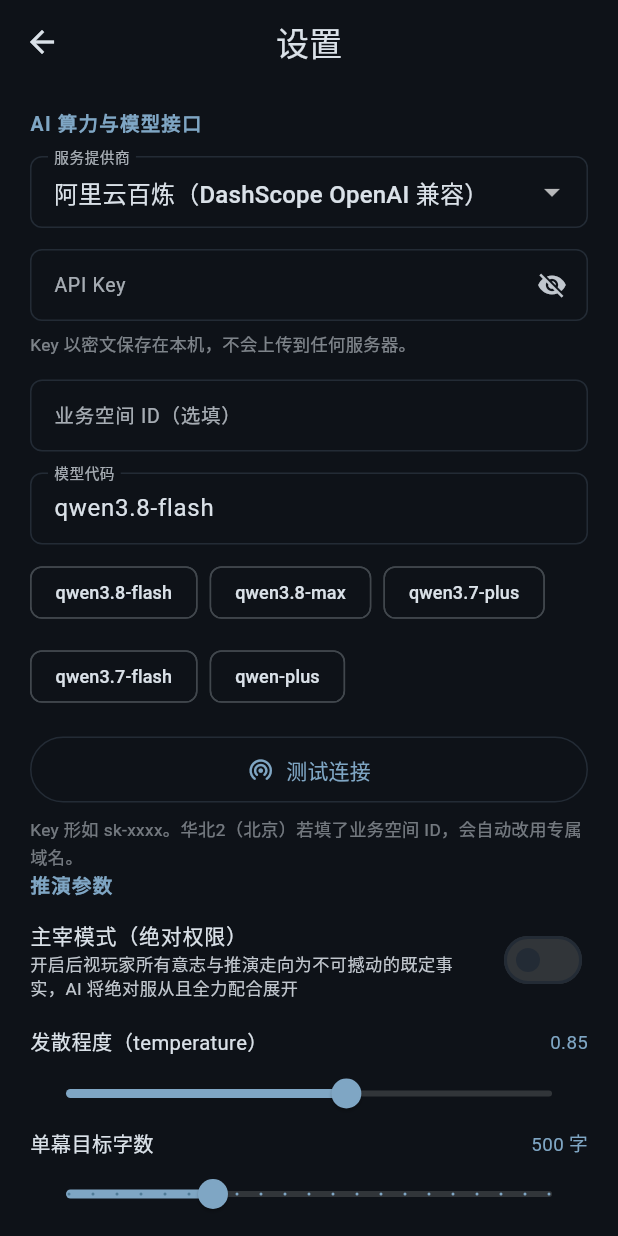
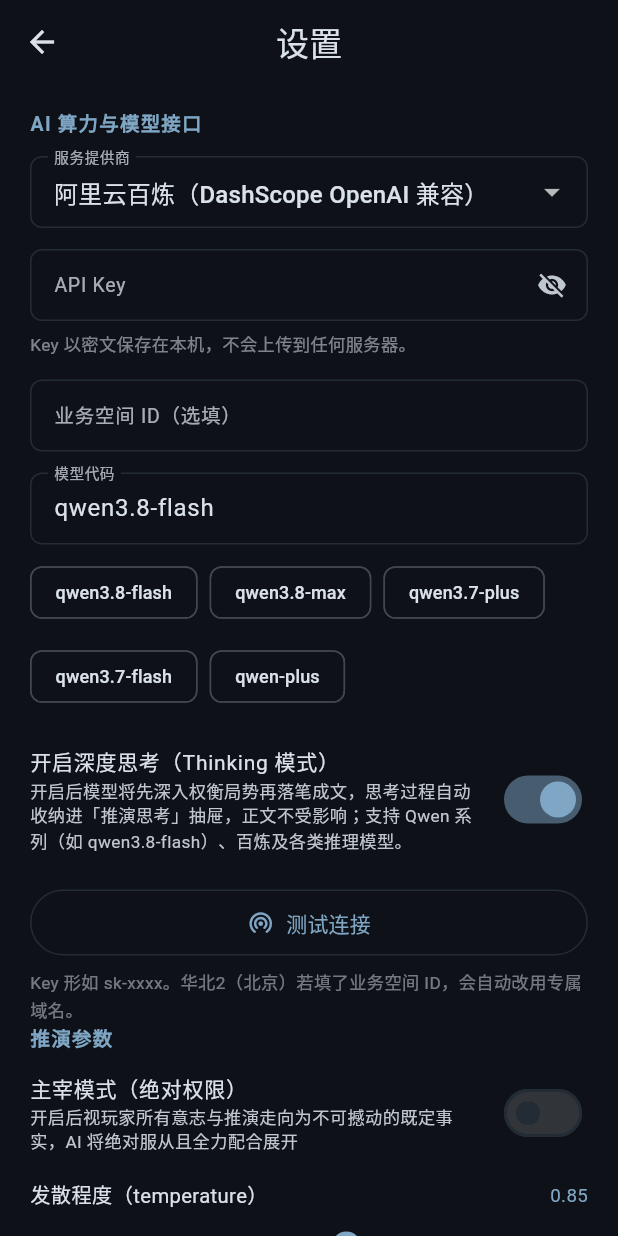
Before and after one commit to makisekurse/history-sim, a Flutter app: the screen it shows after launch, after a tap on "配置模型接口", on a phone screen of 412 x 824 dp. Run offline on Flutter 3.47's test engine with Material 3 defaults, Android fonts, the phone set to English and light mode, and no system bars; our stand-ins replace flutter_secure_storage, shared_preferences; network calls fail.

Commit message:
feat: 解禁模型深度思考(Thinking)设置 / 动态参数注入 / reasoning流原生转换 (v1.3.2)

```diff
--- a/lib/models/app_config.dart
+++ b/lib/models/app_config.dart
@@ -51,6 +51,9 @@
   /// 主宰模式（玩家最高权限 / 绝对意志）
   bool godMode;
 
+  /// 模型深度思考模式（Thinking / Reasoning 模式）
+  bool enableThinking;
+
   AppConfig({
     this.apiProvider = 'bailian',
     this.baseUrl = '',
@@ -66,6 +69,7 @@
     this.autoHideHeader = true,
     this.keepScreenOn = true,
     this.godMode = false,
+    this.enableThinking = true,
   });
 
   Map<String, dynamic> toJson() => <String, dynamic>{
@@ -83,6 +87,7 @@
         'autoHideHeader': autoHideHeader,
         'keepScreenOn': keepScreenOn,
         'godMode': godMode,
+        'enableThinking': enableThinking,
       };
 
   factory AppConfig.fromJson(Map<String, dynamic> json) => AppConfig(
@@ -102,6 +107,7 @@
         autoHideHeader: json['autoHideHeader'] != false,
         keepScreenOn: json['keepScreenOn'] != false,
         godMode: json['godMode'] == true,
+        enableThinking: json['enableThinking'] != false,
       );
 
   AppConfig copyWith({
@@ -119,6 +125,7 @@
     bool? autoHideHeader,
     bool? keepScreenOn,
     bool? godMode,
+    bool? enableThinking,
   }) =>
       AppConfig(
         apiProvider: apiProvider ?? this.apiProvider,
@@ -135,6 +142,7 @@
         autoHideHeader: autoHideHeader ?? this.autoHideHeader,
         keepScreenOn: keepScreenOn ?? this.keepScreenOn,
         godMode: godMode ?? this.godMode,
+        enableThinking: enableThinking ?? this.enableThinking,
       );
 
   String encode() => jsonEncode(toJson());
--- a/lib/ui/screens/settings_screen.dart
+++ b/lib/ui/screens/settings_screen.dart
@@ -276,6 +276,15 @@
               ),
             )
             .toList(),
+      ),
+      const SizedBox(height: 14),
+
+      _switchRow(
+        theme,
+        '开启深度思考（Thinking 模式）',
+        '开启后模型将先深入权衡局势再落笔成文，思考过程自动收纳进「推演思考」抽屉，正文不受影响；支持 Qwen 系列（如 qwen3.8-flash）、百炼及各类推理模型。',
+        _config.enableThinking,
+        (v) => _apply(_config.copyWith(enableThinking: v), immediate: true),
       ),
       const SizedBox(height: 14),
 
--- a/pubspec.yaml
+++ b/pubspec.yaml
@@ -16,7 +16,7 @@
 # https://developer.apple.com/library/archive/documentation/General/Reference/InfoPlistKeyReference/Articles/CoreFoundationKeys.html
 # In Windows, build-name is used as the major, minor, and patch parts
 # of the product and file versions while build-number is used as the build suffix.
-version: 1.3.1+1
+version: 1.3.2+1
 
 environment:
   sdk: ^3.13.4
```
Also changed, not shown: lib/services/llm_client.dart (+37 -4 lines), 2 other files.
